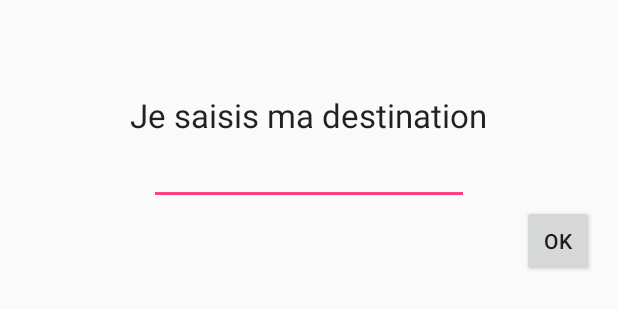
After one commit to Abbraxar/GoFast, an Android app: the layout activity_configure_travel.xml on its own in the app's theme, with its tools: preview values and no code run, on a phone screen of 412 x 824 dp. The commit adds this screen. Shown: the top 309 px of the screen. Run offline under Robolectric (Android 15) with nearby library versions, the phone set to English and light mode, and no system bars.

Commit message:
Add some views, very unstable for now

```diff
--- a/app/build.gradle
+++ b/app/build.gradle
@@ -5,7 +5,7 @@ android {
     buildToolsVersion "23.0.0"
 
     defaultConfig {
-        applicationId "com.i3.gowise.gofast"
+        applicationId "com.i3cnam.gofast"
         minSdkVersion 19
         targetSdkVersion 23
         versionCode 1
@@ -22,5 +22,6 @@ android {
 dependencies {
     compile fileTree(dir: 'libs', include: ['*.jar'])
     testCompile 'junit:junit:4.12'
-    compile 'com.android.support:appcompat-v7:23.0.0'
+    compile 'com.android.support:appcompat-v7:23.4.0'
+    compile 'com.google.android.gms:play-services:9.0.2'
 }
--- /dev/null
+++ b/app/src/main/res/layout/activity_configure_travel.xml
@@ -0,0 +1,40 @@
+<?xml version="1.0" encoding="utf-8"?>
+<RelativeLayout xmlns:android="http://schemas.android.com/apk/res/android"
+    xmlns:tools="http://schemas.android.com/tools"
+    android:layout_width="match_parent"
+    android:layout_height="match_parent"
+    android:paddingBottom="@dimen/activity_vertical_margin"
+    android:paddingLeft="@dimen/activity_horizontal_margin"
+    android:paddingRight="@dimen/activity_horizontal_margin"
+    android:paddingTop="@dimen/activity_vertical_margin"
+    tools:context="com.i3cnam.gofast.ConfigureTravel">
+
+    <TextView
+        android:layout_width="wrap_content"
+        android:layout_height="wrap_content"
+        android:textAppearance="?android:attr/textAppearanceLarge"
+        android:text="@string/writeDestination"
+        android:id="@+id/textView"
+        android:layout_alignParentTop="true"
+        android:layout_centerHorizontal="true"
+        android:layout_marginTop="46dp" />
+
+    <EditText
+        android:layout_width="wrap_content"
+        android:layout_height="wrap_content"
+        android:inputType="textPostalAddress"
+        android:ems="10"
+        android:id="@+id/editText"
+        android:layout_below="@+id/textView"
+        android:layout_centerHorizontal="true" />
+
+    <Button
+        style="?android:attr/buttonStyleSmall"
+        android:layout_width="wrap_content"
+        android:layout_height="wrap_content"
+        android:text="@string/validTravelConf"
+        android:id="@+id/btSelectDestination"
+        android:layout_below="@+id/editText"
+        android:layout_alignParentEnd="true"
+        android:onClick="validConfigureTravel" />
+</RelativeLayout>
--- a/app/src/main/res/values/strings.xml
+++ b/app/src/main/res/values/strings.xml
@@ -1,3 +1,8 @@
 <resources>
     <string name="app_name">GoFast</string>
+    <string name="i_am_passenger">Je suis passager</string>
+    <string name="i_am_driver">Je suis conducteur</string>
+    <string name="title_activity_passenger_map">PassengerMap</string>
+    <string name="writeDestination">Je saisis ma destination</string>
+    <string name="validTravelConf">OK</string>
 </resources>
```
Also changed, not shown: app/src/debug/res/values/google_maps_api.xml (added, +21 -0 lines), app/src/main/AndroidManifest.xml (+24 -1 lines), app/src/main/java/com/i3/gowise/gofast/Main.java (deleted, +0 -13 lines), app/src/main/java/com/i3cnam/gofast/PassengerMap.java (added, +46 -0 lines), app/src/main/res/layout/activity_main.xml (+21 -3 lines), app/src/main/res/layout/activity_passenger_map.xml (added, +8 -0 lines), 3 other files.
